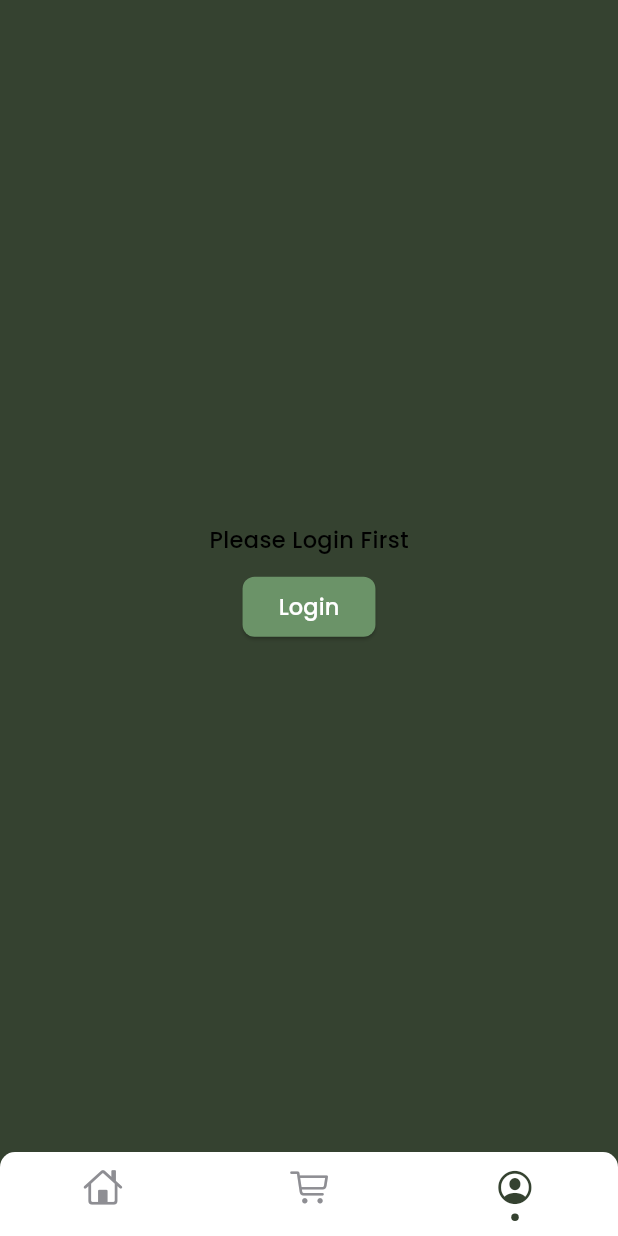
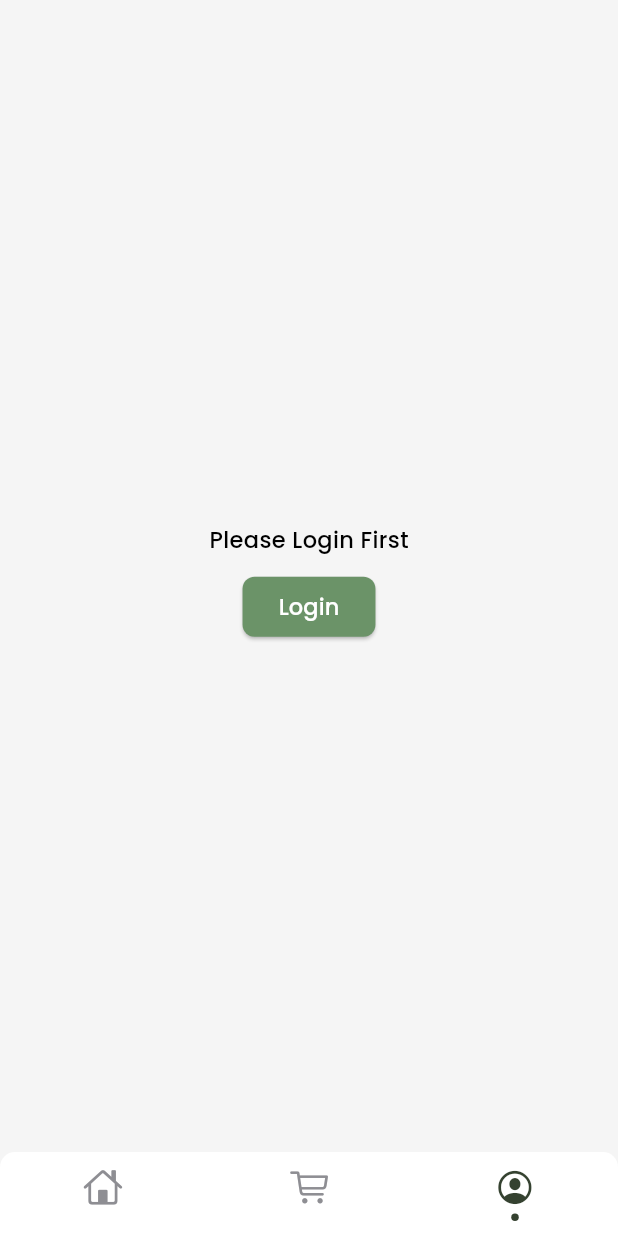
Before and after one commit to MrSR2000/ecommerce_kaya, a Flutter app: the screen it shows after launch, item 3 of the bottom bar chosen, on a phone screen of 412 x 824 dp. Run offline on Flutter 3.47's test engine with Material 3 defaults, Android fonts, the light colour scheme and no system bars; drawn by our look-alikes of loader_overlay, persistent_bottom_nav_bar; our stand-ins replace bloc, carousel_slider, dio, flutter_bloc, flutter_secure_storage, flutter_widget_from_html and 5 more; generated files the repository leaves out were written again; network calls fail.

Commit message:
added const

```diff
--- a/lib/config/theme/app_themes.dart
+++ b/lib/config/theme/app_themes.dart
@@ -70,7 +70,7 @@ SizedBox spaceBetweenTopics() {
   );
 }
 
-const bgColor = Color.fromARGB(255, 53, 66, 48);
+// const bgColor = Color.fromARGB(255, 53, 66, 48);
 
 const lightWhiteColor = Color.fromARGB(255, 250, 250, 250);
 
@@ -109,3 +109,5 @@ Color blue = const Color.fromARGB(255, 32, 40, 86);
 Color orange = const Color.fromARGB(255, 249, 86, 70);
 Color purple = const Color.fromARGB(255, 126, 99, 202);
 Color cyan = const Color.fromARGB(255, 33, 236, 185);
+
+Color bgColor = const Color.fromARGB(255, 245, 245, 245);
--- a/lib/core/constants/constants.dart
+++ b/lib/core/constants/constants.dart
@@ -4,3 +4,4 @@ const String emailKey = "email";
 const String fullNameKey = "fullName";
 const String isEmailVerifiedKey = "isEmailVerified";
 const String isActiveKey = "isActive";
+const String userIdKey = "userId";
```
